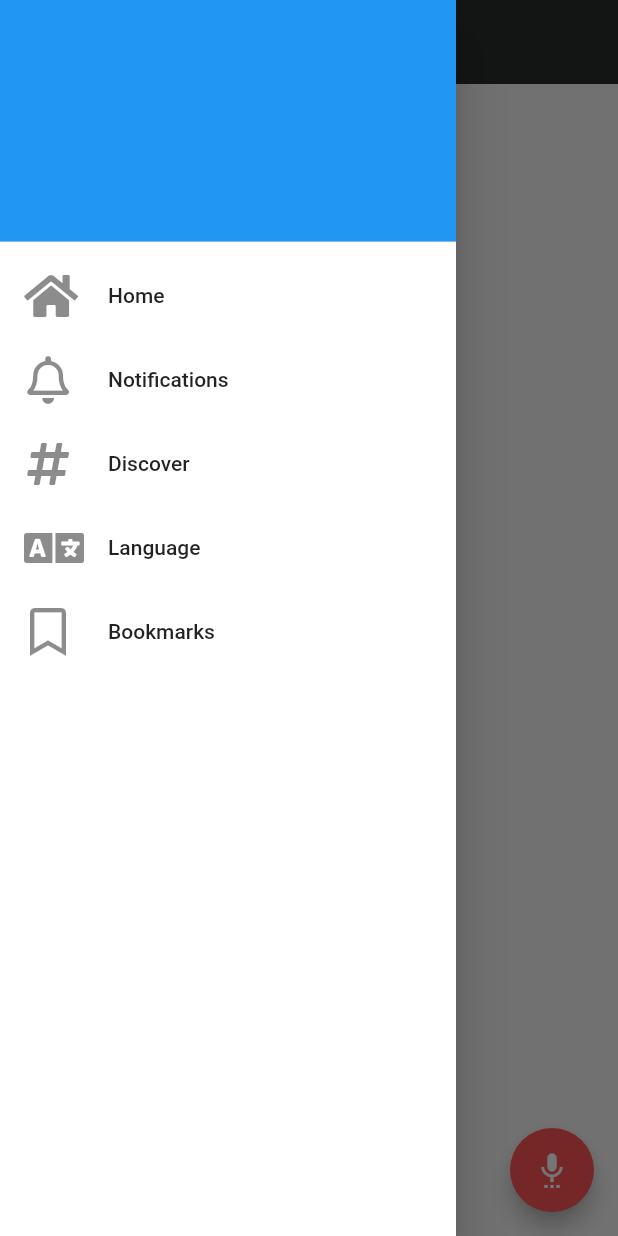
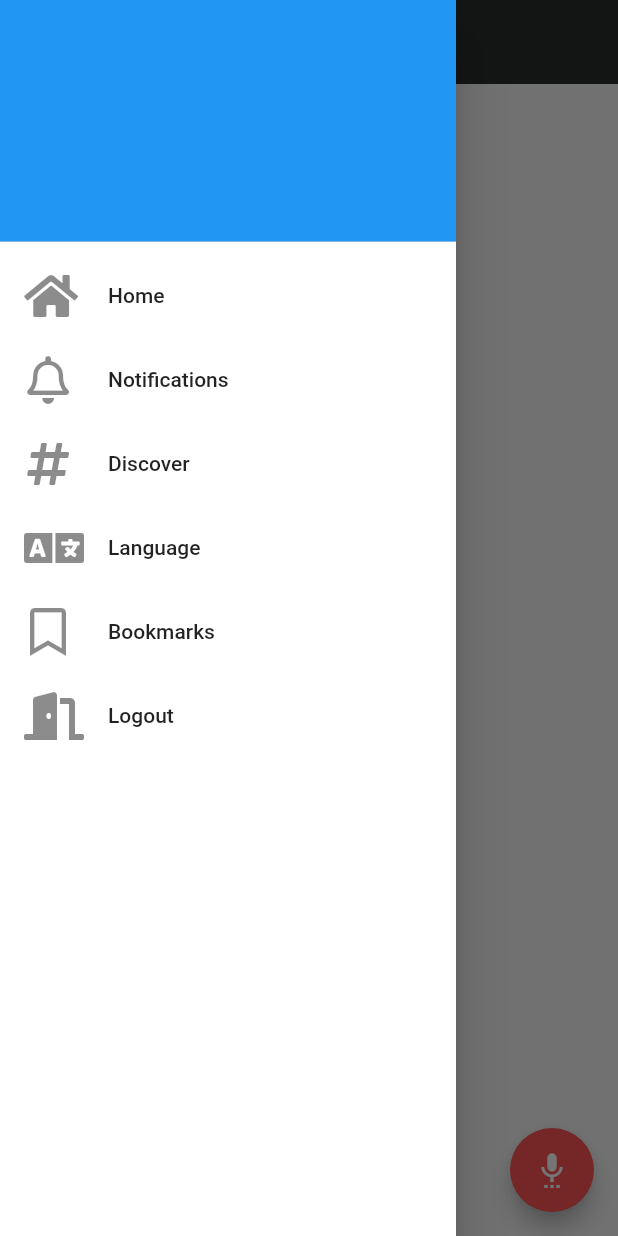
Before and after one commit to GraduationProjectITIG/SoutFlutterApp, a Flutter app: the Home screen opened directly with empty values, with the side drawer open, on a phone screen of 412 x 824 dp. Run offline on Flutter 3.47's test engine with Material 2 defaults, Android fonts, the phone set to English and light mode, and no system bars; our stand-ins replace audioplayers, cloud_firestore, file, firebase_auth, firebase_core, firebase_storage and 11 more; missing offline and left inert: dart:ffi, flutter_audio_recorder, gender_selector; accounts and stored records are empty.

Commit message:
edits in drawer

```diff
--- a/assets/languages/ar.json
+++ b/assets/languages/ar.json
@@ -3,5 +3,6 @@
   "notifications":"الاشعارات",
   "discover":"استكشف",
   "language":"اللغة",
-  "bookmarks":"المحفوظات"
+  "bookmarks":"المحفوظات",
+  "logout":"تسجيل الخروج"
 }
--- a/assets/languages/en.json
+++ b/assets/languages/en.json
@@ -3,5 +3,7 @@
   "notifications":"Notifications",
   "discover":"Discover",
   "language":"Language",
-  "bookmarks":"Bookmarks"
+  "bookmarks":"Bookmarks",
+  "logout":"Logout"
+
 }
--- a/lib/Screens/discover/discover.dart
+++ b/lib/Screens/discover/discover.dart
@@ -35,10 +35,11 @@ class _DiscoverState extends State<Discover> {
 
   @override
   Widget build(BuildContext context) {
+    UserModel uss = this.widget.user;
     return DefaultTabController(
       length: talents.length,
       child: Scaffold(
-        drawer: buildDrawer(context),
+        drawer: buildDrawer(context,user:uss),
         appBar: AppBar(
           backgroundColor: Colors.red[700],
           bottom: TabBar(
--- a/lib/Screens/drawer.dart
+++ b/lib/Screens/drawer.dart
@@ -10,16 +10,14 @@ import 'package:sout/models/models.dart';
 
 import '../service_locator.dart';
 
-Drawer buildDrawer(BuildContext context,{UserModel user}) {
+Drawer buildDrawer(BuildContext context, {@required UserModel user}) {
   return Drawer(
     child: ListView(
       padding: EdgeInsets.zero,
       children: [
         DrawerHeader(
           child: Text(user.firstName != null
-              ? user.firstName +
-                  " " +
-                  user.lastName
+              ? user.firstName + " " + user.lastName
               : ""),
           decoration: BoxDecoration(
             color: Colors.blue,
@@ -32,8 +30,8 @@ Drawer buildDrawer(BuildContext context,{UserModel user}) {
           ),
           title: Text(AppLocalizations.of(context).translate('home')),
           onTap: () {
-            Navigator.push(
-                context, MaterialPageRoute(builder: (context) => Home()));
+            Navigator.push(context,
+                MaterialPageRoute(builder: (context) => Home(user: user)));
           },
         ),
         ListTile(
@@ -43,8 +41,10 @@ Drawer buildDrawer(BuildContext context,{UserModel user}) {
           ),
           title: Text(AppLocalizations.of(context).translate('notifications')),
           onTap: () {
-            Navigator.push(context,
-                MaterialPageRoute(builder: (context) => Notifications(user: user)));
+            Navigator.push(
+                context,
+                MaterialPageRoute(
+                    builder: (context) => Notifications(user: user)));
           },
         ),
         ListTile(
@@ -54,8 +54,8 @@ Drawer buildDrawer(BuildContext context,{UserModel user}) {
           ),
           title: Text(AppLocalizations.of(context).translate('discover')),
           onTap: () {
-            Navigator.push(
-                context, MaterialPageRoute(builder: (context) => Discover(user: user)));
+            Navigator.push(context,
+                MaterialPageRoute(builder: (context) => Discover(user: user)));
           },
         ),
         ListTile(
@@ -87,6 +87,22 @@ Drawer buildDrawer(BuildContext context,{UserModel user}) {
                         )));
           },
         ),
+        ListTile(
+          leading: Icon(
+            FontAwesomeIcons.doorOpen,
+            size: 32,
+          ),
+          title: Text(AppLocalizations.of(context).translate('logout')),
+          onTap: () {
+            Navigator.pushAndRemoveUntil(
+                context,
+                MaterialPageRoute(
+                    builder: (context) => Bookmarks(
+                          logedUser: user,
+                        )),
+                (Route<dynamic> route) => false);
+          },
+        ),
       ],
     ),
   );
--- a/lib/Screens/home/homeNotTemp.dart
+++ b/lib/Screens/home/homeNotTemp.dart
@@ -84,16 +84,16 @@ class _HomeState extends State<Home> {
   Widget build(BuildContext context) {
     UserModel uss = this.widget.user;
     return Scaffold(
-      drawer: buildDrawer(context,user:uss),
+      drawer: buildDrawer(context, user: uss),
       appBar: this.appBar,
       body: Container(
         child: ListView(
           children: [
             for (var post in posts)
               PostCard(
-                postId: post.id,
-                ownerName: post.owner["name"],
-                ownerImg: post.owner["picURL"],
+                postId: post.id.toString(),
+                ownerName: post.owner["name"].toString(),
+                ownerImg: post.owner["picURL"].toString(),
                 img: post.image.toString(),
                 description: post.description,
                 date: DateFormat('yyyy-MM-dd')
--- a/lib/Screens/notifications/notifications.dart
+++ b/lib/Screens/notifications/notifications.dart
@@ -89,8 +89,7 @@ class _NotificationsState extends State<Notifications> {
             appBar: this.appBar,
             body: Container(
               width: mediaQuery.size.width,
-              height: mediaQuery.size.height -
-                  (mediaQuery.padding.top + appBar.toolbarHeight),
+              height: mediaQuery.size.height - (mediaQuery.padding.top),
               child: snapshot.data != null
                   ? ListView.builder(
                       physics: iosScrollPhysics(),
--- a/lib/models/post.dart
+++ b/lib/models/post.dart
@@ -5,7 +5,7 @@ import 'package:cloud_firestore/cloud_firestore.dart';
 
 class PostModel {
   String id, description, audio, video, talent;
-  dynamic image;
+  String image;
   dynamic owner;
   Timestamp date;
   List<dynamic> like;
@@ -44,7 +44,7 @@ class PostModel {
         description: doc.data()["description"],
         audio: doc.data()["audio"],
         video: doc.data()["video"].toString(),
-        image: doc.data()["image"],
+        image: doc.data()["image"].toString(),
         talent: doc.data()["talent"],
         owner: doc.data()["owner"],
         date: doc.data()["date"],
```
Also changed, not shown: lib/models/comment.dart (+17 -18 lines).
